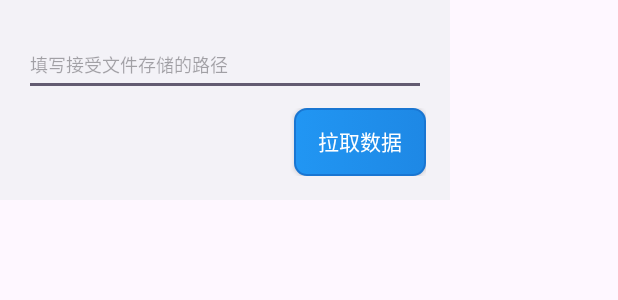
After one commit to SoOrdinary/UESTC-experiment, an Android app: the layout dialog_data_transfer_receive.xml on its own in the app's theme, with its tools: preview values and no code run, on a phone screen of 412 x 824 dp. The commit adds this screen. Shown: the top 300 px of the screen. Run offline under Robolectric (Android 15) with nearby library versions, the phone set to English and light mode, and no system bars.

Commit message:
feature 数据传输tls能力搭建

```diff
--- /dev/null
+++ b/app/src/main/res/layout/dialog_data_transfer_receive.xml
@@ -0,0 +1,64 @@
+<?xml version="1.0" encoding="utf-8"?>
+<LinearLayout xmlns:android="http://schemas.android.com/apk/res/android"
+    android:layout_width="300dp"
+    android:layout_height="wrap_content"
+    android:background="@color/input_background"
+    android:orientation="vertical"
+    android:padding="16dp">
+
+    <EditText
+        android:id="@+id/receive_path"
+        android:layout_width="268dp"
+        android:layout_height="wrap_content"
+        android:hint="填写接受文件存储的路径"
+        android:fontFamily="@font/mono"
+        android:textSize="12sp"
+        android:layout_marginTop="8dp"
+        android:layout_marginBottom="8dp" />
+
+    <ScrollView
+        android:id="@+id/receive_log_parent"
+        android:layout_width="268dp"
+        android:layout_height="400dp"
+        android:layout_marginBottom="12dp"
+        android:scrollbars="none"
+        android:visibility="gone">
+
+        <TextView
+            android:id="@+id/new_log"
+            android:layout_width="match_parent"
+            android:layout_height="match_parent"
+            android:layout_span="10000"
+            android:background="@drawable/input_box"
+            android:gravity="top|left"
+            android:minHeight="200dp"
+            android:text="" />
+    </ScrollView>
+
+    <LinearLayout
+        android:layout_width="wrap_content"
+        android:layout_height="wrap_content"
+        android:layout_gravity="right"
+        android:orientation="horizontal">
+
+        <TextView
+            android:id="@+id/tip"
+            android:layout_width="wrap_content"
+            android:layout_height="wrap_content"
+            android:layout_gravity="center"
+            android:layout_marginRight="10dp"
+            android:text=""
+            android:textColor="#BDBDBD"
+            android:textSize="10dp" />
+
+        <androidx.appcompat.widget.AppCompatButton
+            android:id="@+id/confirm"
+            android:layout_width="wrap_content"
+            android:layout_height="45dp"
+            android:paddingHorizontal="0dp"
+            android:fontFamily="@font/mono"
+            android:textColor="@color/white"
+            android:background="@drawable/btn_operation_select_bg"
+            android:text="拉取数据" />
+    </LinearLayout>
+</LinearLayout>
```
Also changed, not shown: app/src/main/java/com/soordinary/transfer/view/transfer/TransferFragment.kt (+55 -34 lines), app/src/main/java/com/soordinary/transfer/view/transfer/TransferReceiveDialog.kt (added, +108 -0 lines), app/src/main/java/com/soordinary/transfer/view/transfer/TransferSendDialog.kt (added, +159 -0 lines), app/src/main/res/layout/dialog_data_transfer.xml (added, +54 -0 lines), app/src/main/res/layout/dialog_data_transfer_send.xml (added, +62 -0 lines), app/src/main/res/layout/fragment_transfer.xml (+2 -12 lines).
